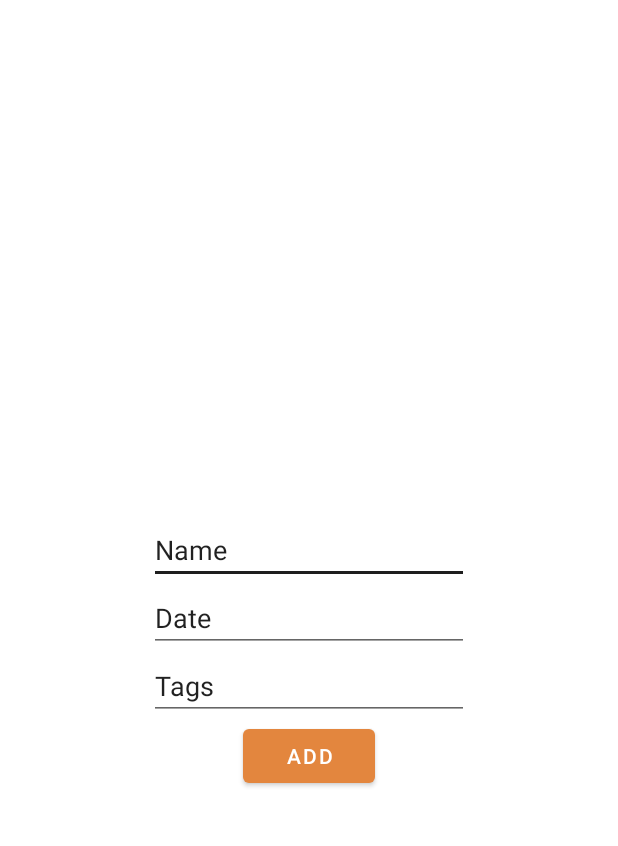
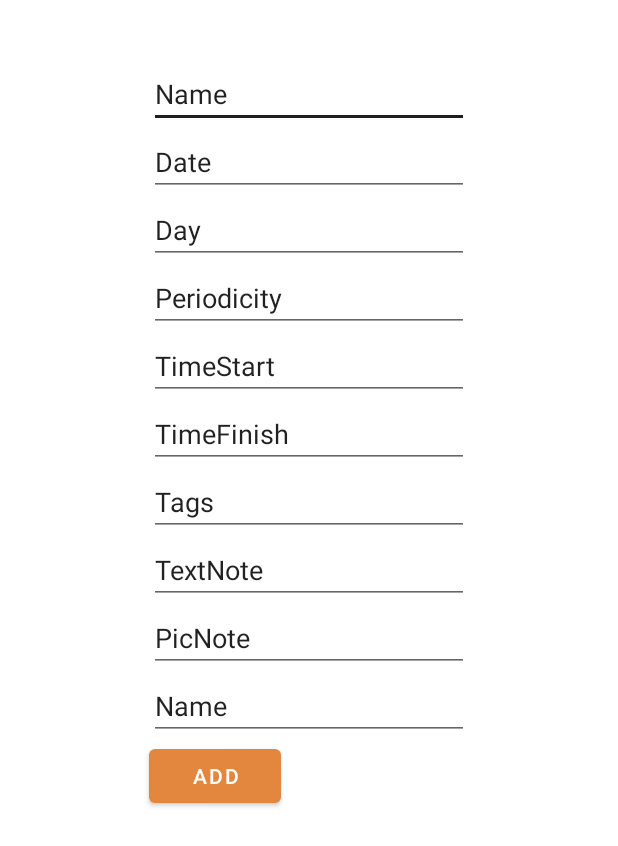
Before and after one commit to Borovsky0/Calendula, an Android app: the AddActivity screen opened directly, with no data from a screen before it, after a tap on "ADD", on a phone screen of 412 x 824 dp. Shown: the top 846 px of the screen. Run offline under Robolectric (Android 15) with nearby library versions, the phone set to English and light mode, and no system bars.

Commit message:
SQLite DB changes

```diff
--- a/app/src/main/java/com/bvl/calendula/AddActivity.java
+++ b/app/src/main/java/com/bvl/calendula/AddActivity.java
@@ -9,7 +9,7 @@ import android.widget.EditText;
 
 public class AddActivity extends AppCompatActivity {
 
-    EditText name, date, tags;
+    EditText name, date, day_of_week, periodicity, time_start, time_finish, tags, text_note, pic_note, audio_note;
     Button button;
 
     @Override
@@ -19,7 +19,15 @@ public class AddActivity extends AppCompatActivity {
 
         name = findViewById(R.id.editName);
         date = findViewById(R.id.editDate);
+        day_of_week = findViewById(R.id.editDay);
+        periodicity = findViewById(R.id.editPeriodicity);
+        time_start = findViewById(R.id.editTimeStart);
+        time_finish = findViewById(R.id.editTimeFinish);
         tags = findViewById(R.id.editTags);
+        text_note = findViewById(R.id.editTextNote);
+        pic_note = findViewById(R.id.editPicNote);
+        audio_note = findViewById(R.id.editAudioNote);
+
         button = findViewById(R.id.save);
 
         button.setOnClickListener(new View.OnClickListener() {
@@ -28,7 +36,14 @@ public class AddActivity extends AppCompatActivity {
                 DatabaseHelper db_helper = new DatabaseHelper(AddActivity.this);
                 db_helper.add(name.getText().toString().trim(),
                         date.getText().toString().trim(),
-                        tags.getText().toString().trim());
+                        day_of_week.getText().toString().trim(),
+                        periodicity.getText().toString().trim(),
+                        time_start.getText().toString().trim(),
+                        time_finish.getText().toString().trim(),
+                        tags.getText().toString().trim(),
+                        text_note.getText().toString().trim(),
+                        pic_note.getText().toString().trim(),
+                        audio_note.getText().toString().trim());
             }
         });
     }
--- a/app/src/main/java/com/bvl/calendula/DatabaseHelper.java
+++ b/app/src/main/java/com/bvl/calendula/DatabaseHelper.java
@@ -18,7 +18,14 @@ class DatabaseHelper extends SQLiteOpenHelper {
     private static final String COLUMN_ID = "_id";
     private static final String COLUMN_NAME = "name";
     private static final String COLUMN_DATE = "date";
+    private static final String COLUMN_DAY_OF_WEEK = "day_of_week";
+    private static final String COLUMN_PERIODICITY = "periodicity";
+    private static final String COLUMN_TIME_START = "time_start";
+    private static final String COLUMN_TIME_FINISH = "time_finish";
     private static final String COLUMN_TAGS = "tags";
+    private static final String COLUMN_TEXT_NOTE = "text_note";
+    private static final String COLUMN_PIC_NOTE = "pic_note";
+    private static final String COLUMN_AUDIO_NOTE = "audio_note";
 
     public DatabaseHelper(@Nullable Context context) {
         super(context, DB_NAME, null, DB_VERSION);
@@ -28,7 +35,9 @@ class DatabaseHelper extends SQLiteOpenHelper {
     @Override
     public void onCreate(SQLiteDatabase db) {
         String query = "CREATE TABLE " + TABLE_NAME + " (" + COLUMN_ID + " INTEGER PRIMARY KEY AUTOINCREMENT, " +
-                COLUMN_NAME + " TEXT, " + COLUMN_DATE + " TEXT, " + COLUMN_TAGS + " TEXT);";
+                COLUMN_NAME + " TEXT, " + COLUMN_DATE + " TEXT, " + COLUMN_DAY_OF_WEEK + " TEXT, " + COLUMN_PERIODICITY + " TEXT, " +
+                COLUMN_TIME_START + " TEXT, " + COLUMN_TIME_FINISH + " TEXT, " + COLUMN_TAGS + " TEXT, " + COLUMN_TEXT_NOTE + " TEXT, " +
+                COLUMN_PIC_NOTE + " TEXT, " + COLUMN_AUDIO_NOTE + " TEXT);";
         db.execSQL(query);
     }
 
@@ -38,13 +47,23 @@ class DatabaseHelper extends SQLiteOpenHelper {
         onCreate(db);
     }
 
-    void add(String name, String date, String tags){
+    void add(String name, String date, String day_of_week,
+             String periodicity, String time_start, String time_finish,
+             String tags, String text_note, String pic_note, String audio_note){
         SQLiteDatabase db = this.getWritableDatabase();
         ContentValues cv = new ContentValues();
 
         cv.put(COLUMN_NAME, name);
         cv.put(COLUMN_DATE, date);
+        cv.put(COLUMN_DAY_OF_WEEK, day_of_week);
+        cv.put(COLUMN_PERIODICITY, periodicity);
+        cv.put(COLUMN_TIME_START, time_start);
+        cv.put(COLUMN_TIME_FINISH, time_finish);
         cv.put(COLUMN_TAGS, tags);
+        cv.put(COLUMN_TEXT_NOTE, text_note);
+        cv.put(COLUMN_PIC_NOTE, pic_note);
+        cv.put(COLUMN_AUDIO_NOTE, audio_note);
+
         long result = db.insert(TABLE_NAME, null, cv);
         if(result == -1)
         {
--- a/app/src/main/res/layout/activity_add.xml
+++ b/app/src/main/res/layout/activity_add.xml
@@ -1,45 +1,118 @@
 <?xml version="1.0" encoding="utf-8"?>
-<RelativeLayout xmlns:android="http://schemas.android.com/apk/res/android"
+<androidx.constraintlayout.widget.ConstraintLayout xmlns:android="http://schemas.android.com/apk/res/android"
     xmlns:app="http://schemas.android.com/apk/res-auto"
     xmlns:tools="http://schemas.android.com/tools"
     android:layout_width="match_parent"
     android:layout_height="match_parent"
     tools:context=".AddActivity">
 
+    <Button
+        android:id="@+id/save"
+        android:layout_width="wrap_content"
+        android:layout_height="wrap_content"
+        android:text="Add"
+        app:layout_constraintStart_toStartOf="@+id/editAudioNote"
+        app:layout_constraintTop_toBottomOf="@+id/editAudioNote" />
+
     <EditText
         android:id="@+id/editName"
         android:layout_width="wrap_content"
         android:layout_height="wrap_content"
+        android:layout_marginTop="40dp"
         android:ems="10"
+        android:inputType="textPersonName"
         android:text="Name"
-        android:inputType="textPersonName"
-        android:layout_above="@+id/editDate"
-        android:layout_centerHorizontal="true"/>
+        app:layout_constraintEnd_toEndOf="parent"
+        app:layout_constraintStart_toStartOf="parent"
+        app:layout_constraintTop_toTopOf="parent" />
 
     <EditText
         android:id="@+id/editDate"
         android:layout_width="wrap_content"
         android:layout_height="wrap_content"
         android:ems="10"
+        android:inputType="textPersonName"
         android:text="Date"
+        app:layout_constraintStart_toStartOf="@+id/editName"
+        app:layout_constraintTop_toBottomOf="@+id/editName" />
+
+    <EditText
+        android:id="@+id/editDay"
+        android:layout_width="wrap_content"
+        android:layout_height="wrap_content"
+        android:ems="10"
         android:inputType="textPersonName"
-        android:layout_centerInParent="true" />
+        android:text="Day"
+        app:layout_constraintStart_toStartOf="@+id/editDate"
+        app:layout_constraintTop_toBottomOf="@+id/editDate" />
+
+    <EditText
+        android:id="@+id/editPeriodicity"
+        android:layout_width="wrap_content"
+        android:layout_height="wrap_content"
+        android:ems="10"
+        android:inputType="textPersonName"
+        android:text="Periodicity"
+        app:layout_constraintStart_toStartOf="@+id/editDay"
+        app:layout_constraintTop_toBottomOf="@+id/editDay" />
+
+    <EditText
+        android:id="@+id/editTimeStart"
+        android:layout_width="wrap_content"
+        android:layout_height="wrap_content"
+        android:ems="10"
+        android:inputType="textPersonName"
+        android:text="TimeStart"
+        app:layout_constraintStart_toStartOf="@+id/editPeriodicity"
+        app:layout_constraintTop_toBottomOf="@+id/editPeriodicity" />
+
+    <EditText
+        android:id="@+id/editTimeFinish"
+        android:layout_width="wrap_content"
+        android:layout_height="wrap_content"
+        android:ems="10"
+        android:inputType="textPersonName"
+        android:text="TimeFinish"
+        app:layout_constraintStart_toStartOf="@+id/editTimeStart"
+        app:layout_constraintTop_toBottomOf="@+id/editTimeStart" />
 
     <EditText
         android:id="@+id/editTags"
         android:layout_width="wrap_content"
         android:layout_height="wrap_content"
         android:ems="10"
+        android:inputType="textPersonName"
         android:text="Tags"
-        android:inputType="textPersonName"
-        android:layout_below="@+id/editDate"
-        android:layout_centerHorizontal="true"/>
+        app:layout_constraintStart_toStartOf="@+id/editTimeFinish"
+        app:layout_constraintTop_toBottomOf="@+id/editTimeFinish" />
 
-    <Button
-        android:id="@+id/save"
+    <EditText
+        android:id="@+id/editTextNote"
         android:layout_width="wrap_content"
         android:layout_height="wrap_content"
-        android:text="Add"
-        android:layout_below="@id/editTags"
-        android:layout_centerHorizontal="true"/>
-</RelativeLayout>
+        android:ems="10"
+        android:inputType="textPersonName"
+        android:text="TextNote"
+        app:layout_constraintStart_toStartOf="@+id/editTags"
+        app:layout_constraintTop_toBottomOf="@+id/editTags" />
+
+    <EditText
+        android:id="@+id/editPicNote"
+        android:layout_width="wrap_content"
+        android:layout_height="wrap_content"
+        android:ems="10"
+        android:inputType="textPersonName"
+        android:text="PicNote"
+        app:layout_constraintStart_toStartOf="@+id/editTextNote"
+        app:layout_constraintTop_toBottomOf="@+id/editTextNote" />
+
+    <EditText
+        android:id="@+id/editAudioNote"
+        android:layout_width="wrap_content"
+        android:layout_height="wrap_content"
+        android:ems="10"
+        android:inputType="textPersonName"
+        android:text="Name"
+        app:layout_constraintStart_toStartOf="@+id/editPicNote"
+        app:layout_constraintTop_toBottomOf="@+id/editPicNote" />
+</androidx.constraintlayout.widget.ConstraintLayout>
```
